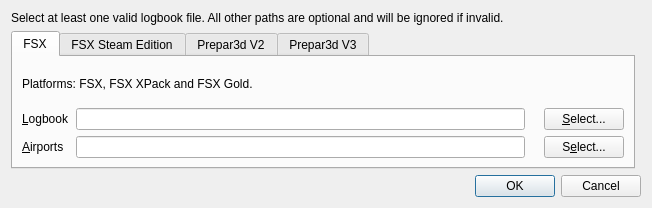
This is src/gui/pathdialog.ui in albar965/littlelogbook as Qt 5 draws it before an edit. The edited form follows.
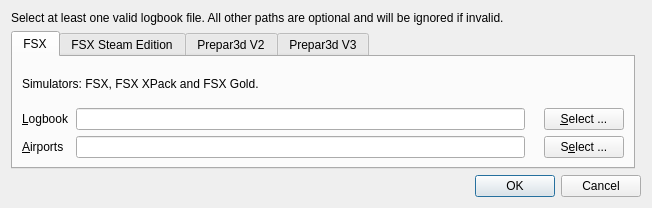
This is the edited form. Icons and pictures are not drawn.

```diff
--- a/src/gui/pathdialog.ui
+++ b/src/gui/pathdialog.ui
@@ -46,7 +46,7 @@
             <string>Select logbook file (Logbook.bin)</string>
            </property>
            <property name="text">
-            <string>&amp;Select...</string>
+            <string>&amp;Select ...</string>
            </property>
           </widget>
          </item>
@@ -66,7 +66,7 @@
             <string>Select runways file (runways.xml) to load optional airport information</string>
            </property>
            <property name="text">
-            <string>S&amp;elect...</string>
+            <string>S&amp;elect ...</string>
            </property>
           </widget>
          </item>
@@ -119,7 +119,7 @@
        <item row="0" column="0">
         <widget class="QLabel" name="labelFsx">
          <property name="text">
-          <string>Platforms: FSX, FSX XPack and FSX Gold.</string>
+          <string>Simulators: FSX, FSX XPack and FSX Gold.</string>
          </property>
         </widget>
        </item>
```
Left out of the diff: 18 changed lines with no effect on the pictures.
